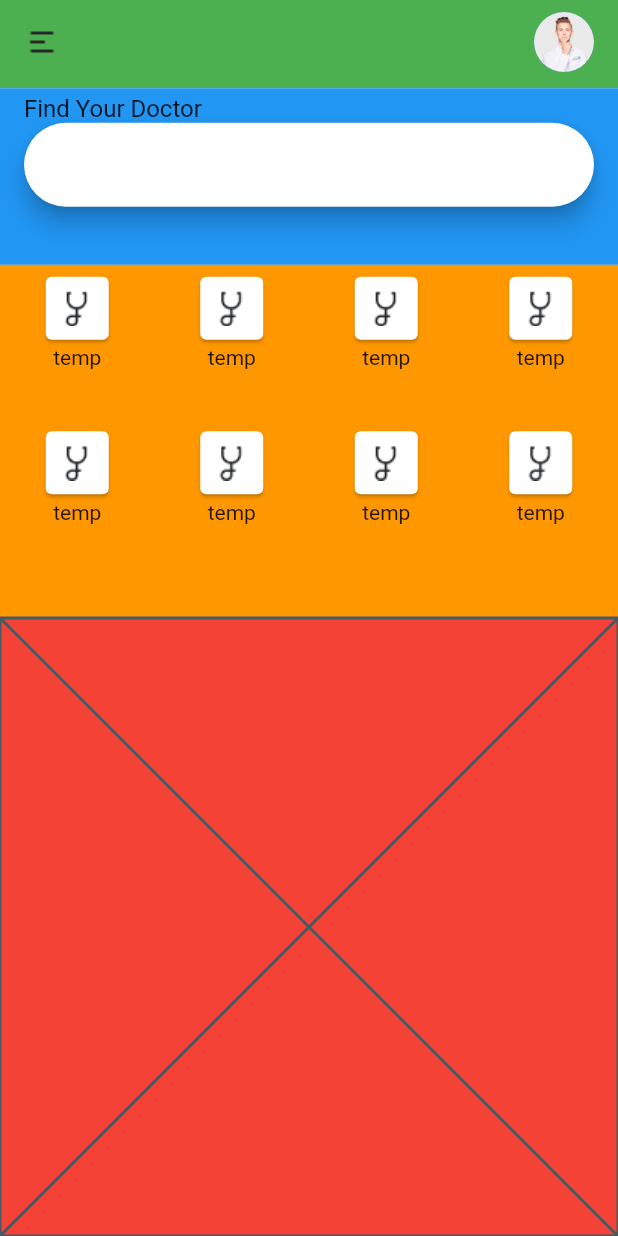
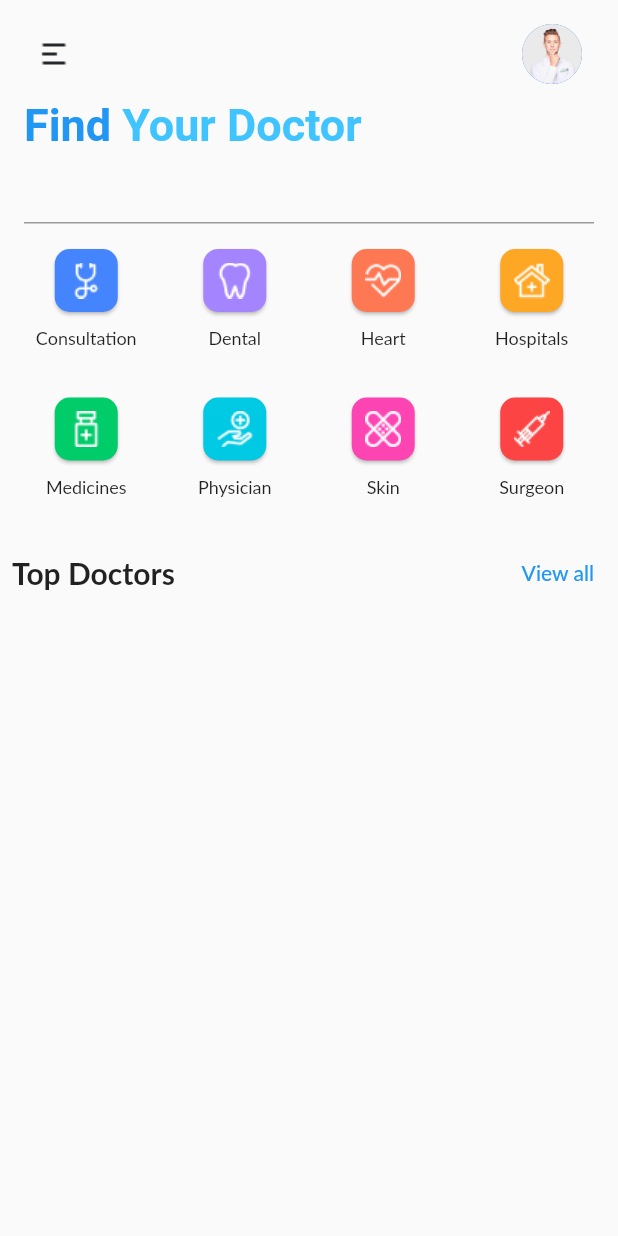
Before and after one commit to gjake122221/doctor_app, a Flutter app: the screen it shows after launch, on a phone screen of 412 x 824 dp. Run offline on Flutter 3.47's test engine with Material 2 defaults, Android fonts, the phone set to English and light mode, and no system bars; Roboto replaces fonts that are missing (Lato).

Commit message:
fix my layouts and some changes to data list.

```diff
--- a/lib/main.dart
+++ b/lib/main.dart
@@ -15,6 +15,7 @@ class MainApp extends StatelessWidget {
         title: 'Find Your Doctor',
         theme: ThemeData(
           brightness: Brightness.light,
+          fontFamily: 'Lato',
         ),
         debugShowCheckedModeBanner: false,
         home: HomePage(),
--- a/lib/pages/home_page.dart
+++ b/lib/pages/home_page.dart
@@ -1,52 +1,91 @@
 import 'package:flutter/material.dart';
+
+import '../data/data_list.dart';
 
 class HomePage extends StatelessWidget {
   @override
   Widget build(BuildContext context) {
+    var widthof = MediaQuery.of(context).size.width;
     return Scaffold(
       body: SafeArea(
+        top: true,
+        child: Padding(
+          padding: const EdgeInsets.all(8.0),
           child: Column(
             children: [
-            Expanded(
-              flex: 1,
-              child: Container(
-                color: Colors.green,
+              SizedBox(
+                width: widthof,
+                height: 50,
                 child: ListTile(
                   leading: Image.asset('assets/icons/Icons_Menu_Burger.png'),
                   trailing: CircleAvatar(
                       backgroundImage: AssetImage('assets/image/Group_22.png')),
                 ),
               ),
+              SizedBox(
+                width: widthof,
+                height: 100,
+                child: Padding(
+                  padding: const EdgeInsets.all(8.0),
+                  child: Column(
+                    crossAxisAlignment: CrossAxisAlignment.start,
+                    children: [
+                      RichText(
+                        text: TextSpan(
+                          style: TextStyle(
+                              fontSize: 30, fontWeight: FontWeight.bold),
+                          children: [
+                            TextSpan(
+                              text: 'Find',
+                              style: TextStyle(color: Colors.blue),
                             ),
-            Expanded(
-              flex: 2,
-              child: Container(
-                color: Colors.blue,
-                child: ListTile(
-                  title: Text('Find Your Doctor'),
-                  subtitle: SearchBar(),
+                            TextSpan(
+                              text: ' Your Doctor',
+                              style: TextStyle(color: Colors.lightBlueAccent),
+                            ),
+                          ],
+                        ),
+                      ),
+                      TextFormField(),
+                    ],
                   ),
                 ),
               ),
-            Expanded(
-              flex: 4,
-              child: Container(
-                color: Colors.orange,
+              SizedBox(
+                width: widthof,
+                height: 200,
                 child: GridView.count(
                   primary: false,
                   crossAxisCount: 4,
                   children: gridChildren,
                 ),
               ),
+              SizedBox(
+                width: widthof,
+                height: 326,
+                child: Column(
+                  children: [
+                    Row(
+                      mainAxisAlignment: MainAxisAlignment.spaceBetween,
+                      children: [
+                        Text(
+                          'Top Doctors',
+                          style: TextStyle(
+                            fontWeight: FontWeight.bold,
+                            fontSize: 20,
                           ),
-            Expanded(
-              flex: 7,
-              child: Container(
-                color: Colors.red,
-                child: Placeholder(),
+                        ),
+                        TextButton(
+                          onPressed: () => '',
+                          child: Text('View all'),
+                        ),
+                      ],
+                    ),
+                  ],
                 ),
               ),
             ],
+          ),
         ),
       ),
     );
@@ -55,7 +94,8 @@ class HomePage extends StatelessWidget {
 
 var gridChildren = List.generate(
   8,
-  (index) => SizedBox(
+  (index) {
+    return SizedBox(
       child: Center(
         child: Padding(
           padding: const EdgeInsets.all(4.0),
@@ -64,12 +104,31 @@ var gridChildren = List.generate(
               width: 50,
               height: 50,
               child: Card(
-              child: Image.asset('assets/icons/007_stethoscope.png'),
+                shape: RoundedRectangleBorder(
+                  borderRadius: BorderRadius.circular(10.0),
+                ),
+                color: Color(int.parse(btnicons[index]['color'].toString())),
+                child: IconButton(
+                  icon: Image.asset(
+                    btnicons[index]['img'].toString(),
+                    color: Colors.white,
+                  ),
+                  onPressed: () => 'hello',
                 ),
               ),
-          Text('temp'),
+            ),
+            Padding(
+              padding: EdgeInsets.only(top: 6.0),
+              child: Text(
+                btnicons[index]['title'].toString(),
+                style: TextStyle(
+                  fontSize: 12,
+                ),
+              ),
+            ),
           ]),
         ),
       ),
-  ),
     );
+  },
+);
```
Also changed, not shown: lib/data/data_list.dart (+48 -16 lines). Lines whose indentation alone changed are shown as unchanged.
